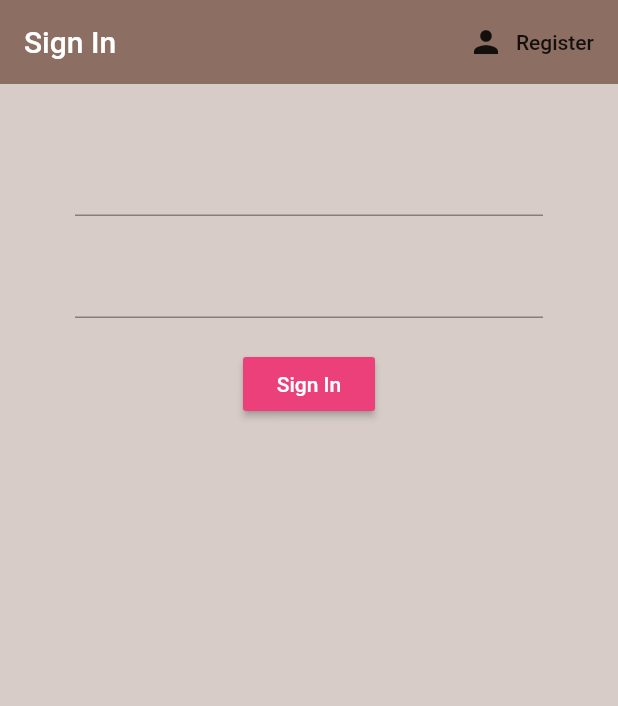
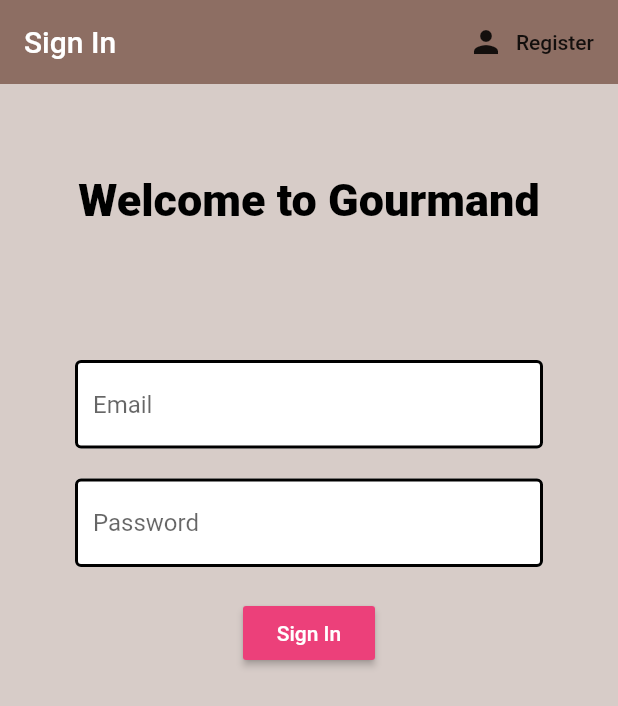
Before and after one commit to wadibsharif/mobapp-gourmand, a Flutter app: the screen it shows after launch, on a phone screen of 412 x 824 dp. Shown: the top 706 px of the screen. Run offline on Flutter 3.47's test engine with Material 2 defaults, Android fonts, the phone set to English and light mode, and no system bars; our stand-ins replace firebase_auth; accounts and stored records are empty.

Commit message:
edit sign in

```diff
--- a/lib/main.dart
+++ b/lib/main.dart
@@ -15,6 +15,7 @@ class MyApp extends StatelessWidget {
     return StreamProvider<User>.value(
         value: AuthService().user,
         child: MaterialApp(
+          debugShowCheckedModeBanner: false,
           home: Wrapper(),
         ));
   }
--- a/lib/screens/authenticate/sign_in.dart
+++ b/lib/screens/authenticate/sign_in.dart
@@ -1,5 +1,6 @@
 import 'package:flutter/material.dart';
 import 'package:flutter_project/services/auth.dart';
+import 'package:flutter_project/shared/constants.dart';
 
 class SignIn extends StatefulWidget {
   final Function toggleView;
@@ -34,27 +35,56 @@ class _SignInState extends State<SignIn> {
           )
         ],
       ),
-      body: Container(
+      body: SingleChildScrollView(
+        child: Column(
+          mainAxisAlignment: MainAxisAlignment.start,
+          children: <Widget>[
+            Padding(
+              padding: EdgeInsets.fromLTRB(5, 60, 5, 49),
+              child: Container(
+                  alignment: Alignment.center,
+                  //padding: EdgeInsets.fromLTRB(5, 25, 5, 0),
+                  child: Text(
+                    'Welcome to Gourmand',
+                    style: TextStyle(
+                        color: Colors.black,
+                        fontWeight: FontWeight.w800,
+                        fontSize: 30),
+                  )),
+            ),
+            Container(
               padding: EdgeInsets.symmetric(vertical: 20.0, horizontal: 50.0),
               child: Form(
                 child: Column(
                   children: <Widget>[
                     SizedBox(height: 20.0),
                     //username
-              TextFormField(onChanged: (val) {
+                    TextFormField(
+                      decoration:
+                          textInputDecoration.copyWith(hintText: 'Email'),
+                      validator: (val) => val.isEmpty ? 'Enter an email' : null,
+                      onChanged: (val) {
                         setState(() => email = val);
-              }),
+                      },
+                    ),
                     SizedBox(height: 20.0),
                     //password
                     TextFormField(
+                      decoration:
+                          textInputDecoration.copyWith(hintText: 'Password'),
+                      validator: (val) => val.length < 6
+                          ? 'Enter a password 6+ chars long'
+                          : null,
                       obscureText: true,
                       onChanged: (val) {
                         setState(() => password = val);
-                  }),
+                      },
+                    ),
                     SizedBox(height: 20.0),
                     RaisedButton(
                       color: Colors.pink[400],
-                child: Text('Sign In', style: TextStyle(color: Colors.white)),
+                      child: Text('Sign In',
+                          style: TextStyle(color: Colors.white)),
                       onPressed: () async {
                         print(email);
                         print(password);
@@ -64,6 +94,9 @@ class _SignInState extends State<SignIn> {
                 ),
               ),
             ),
+          ],
+        ),
+      ),
     );
   }
 }
--- /dev/null
+++ b/lib/shared/constants.dart
@@ -0,0 +1,12 @@
+import 'package:flutter/material.dart';
+
+const textInputDecoration = InputDecoration(
+  fillColor: Colors.white,
+  filled: true,
+  enabledBorder: OutlineInputBorder(
+    borderSide: BorderSide(color: Colors.black, width: 2),
+  ),
+  focusedBorder: OutlineInputBorder(
+    borderSide: BorderSide(color: Colors.green, width: 2),
+  ),
+);
```
Also changed, not shown: pubspec.lock. Lines whose indentation alone changed are shown as unchanged.
